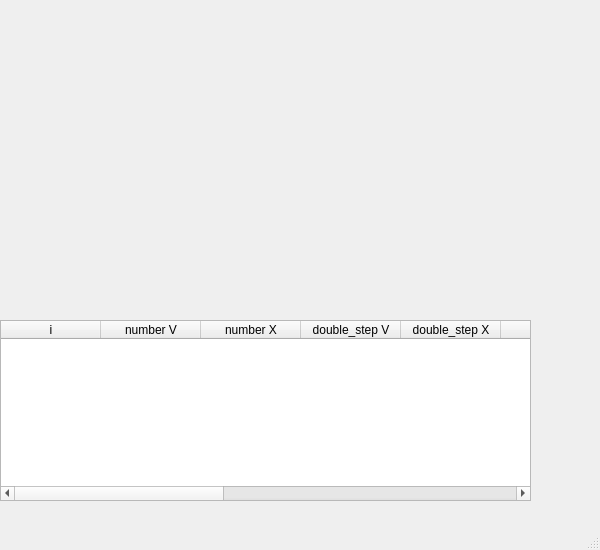
Above: tab_widg.ui from PaBochka/Lab_Num_Met before the change. Below: the same form after it.
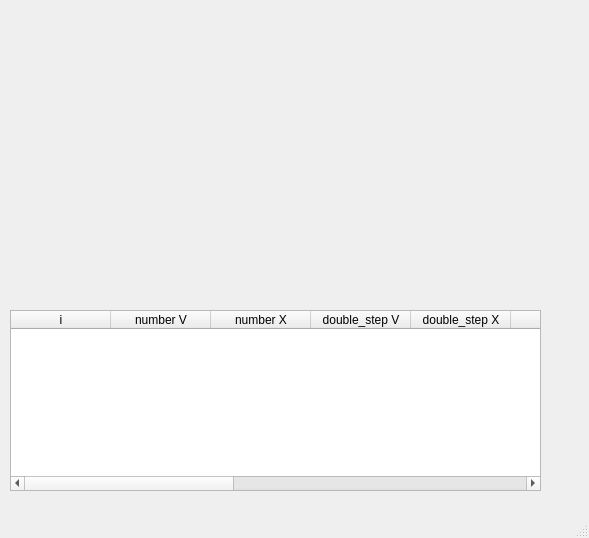
That is the form after the change.

What changed in the file:
```diff
--- a/tab_widg.ui
+++ b/tab_widg.ui
@@ -6,8 +6,8 @@
    <rect>
     <x>0</x>
     <y>0</y>
-    <width>600</width>
-    <height>550</height>
+    <width>589</width>
+    <height>538</height>
    </rect>
   </property>
   <property name="windowTitle">
@@ -134,8 +134,8 @@
    <widget class="QTableWidget" name="tableWidget">
     <property name="geometry">
      <rect>
-      <x>0</x>
-      <y>320</y>
+      <x>10</x>
+      <y>310</y>
       <width>531</width>
       <height>181</height>
      </rect>
@@ -291,7 +291,7 @@
     <property name="geometry">
      <rect>
       <x>10</x>
-      <y>280</y>
+      <y>270</y>
       <width>241</width>
       <height>31</height>
      </rect>
@@ -304,7 +304,7 @@
     <property name="geometry">
      <rect>
       <x>340</x>
-      <y>170</y>
+      <y>150</y>
       <width>241</width>
       <height>31</height>
      </rect>
@@ -317,6 +317,19 @@
     <property name="geometry">
      <rect>
       <x>340</x>
+      <y>180</y>
+      <width>241</width>
+      <height>31</height>
+     </rect>
+    </property>
+    <property name="text">
+     <string/>
+    </property>
+   </widget>
+   <widget class="QLabel" name="label_18">
+    <property name="geometry">
+     <rect>
+      <x>340</x>
       <y>210</y>
       <width>241</width>
       <height>31</height>
```
Left out of the diff: 28 changed lines with no effect on the pictures.
